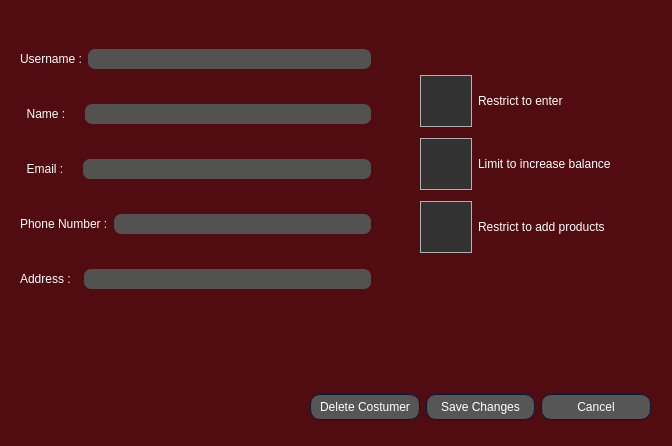
The window that AP/edit_costumer_dialog.ui (AP-projects-4001/Guys) describes before a commit, drawn with Qt 5.
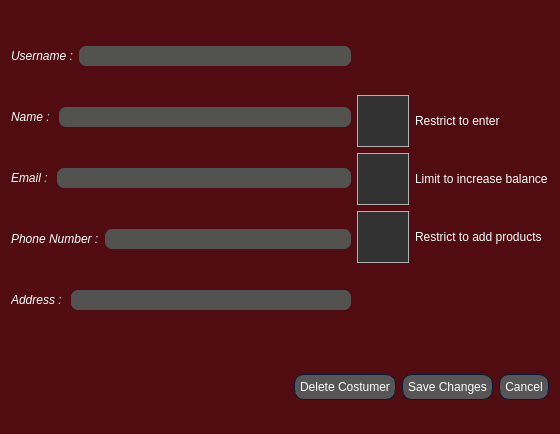
The same window after the commit. Icons and pictures are not drawn.

Commit message: Add Confirmation Gifs and Fixed double click on a button bugs

Patch:
```diff
--- a/AP/edit_costumer_dialog.ui
+++ b/AP/edit_costumer_dialog.ui
@@ -6,22 +6,10 @@
    <rect>
     <x>0</x>
     <y>0</y>
-    <width>672</width>
-    <height>446</height>
+    <width>560</width>
+    <height>434</height>
    </rect>
   </property>
-  <property name="minimumSize">
-   <size>
-    <width>672</width>
-    <height>446</height>
-   </size>
-  </property>
-  <property name="maximumSize">
-   <size>
-    <width>672</width>
-    <height>446</height>
-   </size>
-  </property>
   <property name="windowTitle">
    <string>Dialog</string>
   </property>
@@ -696,22 +684,24 @@
 }
 </string>
   </property>
-  <widget class="QWidget" name="layoutWidget">
-   <property name="geometry">
-    <rect>
-     <x>20</x>
-     <y>20</y>
-     <width>351</width>
-     <height>301</height>
-    </rect>
-   </property>
+  <layout class="QGridLayout" name="gridLayout">
+   <item row="0" column="0">
+    <layout class="QVBoxLayout" name="verticalLayout_5">
+     <item>
+      <layout class="QHBoxLayout" name="horizontalLayout_8">
+       <item>
    <layout class="QVBoxLayout" name="verticalLayout">
     <item>
      <layout class="QHBoxLayout" name="horizontalLayout_5">
       <item>
        <widget class="QLabel" name="label">
+             <property name="font">
+              <font>
+               <family>Microsoft Sans Serif</family>
+              </font>
+             </property>
         <property name="text">
-         <string>Username :</string>
+              <string>&lt;html&gt;&lt;head/&gt;&lt;body&gt;&lt;p&gt;&lt;span style=&quot; font-style:italic;&quot;&gt;Username :&lt;/span&gt;&lt;/p&gt;&lt;/body&gt;&lt;/html&gt;</string>
         </property>
        </widget>
       </item>
@@ -728,8 +718,13 @@
      <layout class="QHBoxLayout" name="horizontalLayout_4">
       <item>
        <widget class="QLabel" name="label_4">
+             <property name="font">
+              <font>
+               <family>Microsoft Sans Serif</family>
+              </font>
+             </property>
         <property name="text">
-         <string>  Name :    </string>
+              <string>&lt;html&gt;&lt;head/&gt;&lt;body&gt;&lt;p&gt;&lt;span style=&quot; font-style:italic;&quot;&gt;  Name :    &lt;/span&gt;&lt;/p&gt;&lt;/body&gt;&lt;/html&gt;</string>
         </property>
        </widget>
       </item>
@@ -746,8 +741,13 @@
      <layout class="QHBoxLayout" name="horizontalLayout_3">
       <item>
        <widget class="QLabel" name="label_3">
+             <property name="font">
+              <font>
+               <family>Microsoft Sans Serif</family>
+              </font>
+             </property>
         <property name="text">
-         <string>  Email :    </string>
+              <string>&lt;html&gt;&lt;head/&gt;&lt;body&gt;&lt;p&gt;&lt;span style=&quot; font-style:italic;&quot;&gt;  Email :    &lt;/span&gt;&lt;/p&gt;&lt;/body&gt;&lt;/html&gt;</string>
         </property>
        </widget>
       </item>
@@ -760,8 +760,13 @@
      <layout class="QHBoxLayout" name="horizontalLayout_2">
       <item>
        <widget class="QLabel" name="label_5">
+             <property name="font">
+              <font>
+               <family>Microsoft Sans Serif</family>
+              </font>
+             </property>
         <property name="text">
-         <string>Phone Number :</string>
+              <string>&lt;html&gt;&lt;head/&gt;&lt;body&gt;&lt;p&gt;&lt;span style=&quot; font-style:italic;&quot;&gt;Phone Number :&lt;/span&gt;&lt;/p&gt;&lt;/body&gt;&lt;/html&gt;</string>
         </property>
        </widget>
       </item>
@@ -774,8 +779,13 @@
      <layout class="QHBoxLayout" name="horizontalLayout">
       <item>
        <widget class="QLabel" name="label_2">
+             <property name="font">
+              <font>
+               <family>Microsoft Sans Serif</family>
+              </font>
+             </property>
         <property name="text">
-         <string>Address :  </string>
+              <string>&lt;html&gt;&lt;head/&gt;&lt;body&gt;&lt;p&gt;&lt;span style=&quot; font-style:italic;&quot;&gt;Address :  &lt;/span&gt;&lt;/p&gt;&lt;/body&gt;&lt;/html&gt;</string>
         </property>
        </widget>
       </item>
@@ -785,49 +795,23 @@
      </layout>
     </item>
    </layout>
-  </widget>
-  <widget class="QWidget" name="layoutWidget">
-   <property name="geometry">
-    <rect>
-     <x>310</x>
-     <y>390</y>
-     <width>341</width>
-     <height>34</height>
-    </rect>
-   </property>
-   <layout class="QHBoxLayout" name="horizontalLayout_6">
-    <item>
-     <widget class="QPushButton" name="pushButton_del">
-      <property name="text">
-       <string>Delete Costumer</string>
-      </property>
-     </widget>
     </item>
     <item>
-     <widget class="QPushButton" name="pushButton_save">
-      <property name="text">
-       <string>Save Changes</string>
-      </property>
-     </widget>
-    </item>
+        <layout class="QVBoxLayout" name="verticalLayout_3">
     <item>
-     <widget class="QPushButton" name="pushButton_cancel">
-      <property name="text">
-       <string>Cancel</string>
-      </property>
-     </widget>
-    </item>
-   </layout>
-  </widget>
-  <widget class="QWidget" name="layoutWidget">
-   <property name="geometry">
-    <rect>
-     <x>420</x>
-     <y>70</y>
-     <width>227</width>
-     <height>191</height>
-    </rect>
-   </property>
+          <spacer name="verticalSpacer">
+           <property name="orientation">
+            <enum>Qt::Vertical</enum>
+           </property>
+           <property name="sizeHint" stdset="0">
+            <size>
+             <width>20</width>
+             <height>40</height>
+            </size>
+           </property>
+          </spacer>
+         </item>
+         <item>
    <layout class="QVBoxLayout" name="verticalLayout_2">
     <item>
      <widget class="QCheckBox" name="checkBox_enter_limit">
@@ -920,7 +904,96 @@
      </widget>
     </item>
    </layout>
-  </widget>
+         </item>
+         <item>
+          <spacer name="verticalSpacer_2">
+           <property name="orientation">
+            <enum>Qt::Vertical</enum>
+           </property>
+           <property name="sizeHint" stdset="0">
+            <size>
+             <width>20</width>
+             <height>40</height>
+            </size>
+           </property>
+          </spacer>
+         </item>
+        </layout>
+       </item>
+      </layout>
+     </item>
+     <item>
+      <layout class="QHBoxLayout" name="horizontalLayout_9">
+       <item>
+        <spacer name="horizontalSpacer">
+         <property name="orientation">
+          <enum>Qt::Horizontal</enum>
+         </property>
+         <property name="sizeHint" stdset="0">
+          <size>
+           <width>40</width>
+           <height>20</height>
+          </size>
+         </property>
+        </spacer>
+       </item>
+       <item>
+        <layout class="QHBoxLayout" name="horizontalLayout_7">
+         <item>
+          <widget class="QLabel" name="confirm_edit_customer">
+           <property name="minimumSize">
+            <size>
+             <width>71</width>
+             <height>71</height>
+            </size>
+           </property>
+           <property name="maximumSize">
+            <size>
+             <width>71</width>
+             <height>71</height>
+            </size>
+           </property>
+           <property name="text">
+            <string/>
+           </property>
+          </widget>
+         </item>
+         <item>
+          <layout class="QVBoxLayout" name="verticalLayout_4">
+           <item>
+            <layout class="QHBoxLayout" name="horizontalLayout_6">
+             <item>
+              <widget class="QPushButton" name="pushButton_del">
+               <property name="text">
+                <string>Delete Costumer</string>
+               </property>
+              </widget>
+             </item>
+             <item>
+              <widget class="QPushButton" name="pushButton_save">
+               <property name="text">
+                <string>Save Changes</string>
+               </property>
+              </widget>
+             </item>
+             <item>
+              <widget class="QPushButton" name="pushButton_cancel">
+               <property name="text">
+                <string>Cancel</string>
+               </property>
+              </widget>
+             </item>
+            </layout>
+           </item>
+          </layout>
+         </item>
+        </layout>
+       </item>
+      </layout>
+     </item>
+    </layout>
+   </item>
+  </layout>
  </widget>
  <resources/>
  <connections/>
```
Lines whose indentation alone changed are shown as unchanged. The commit also changes 10 other files.
